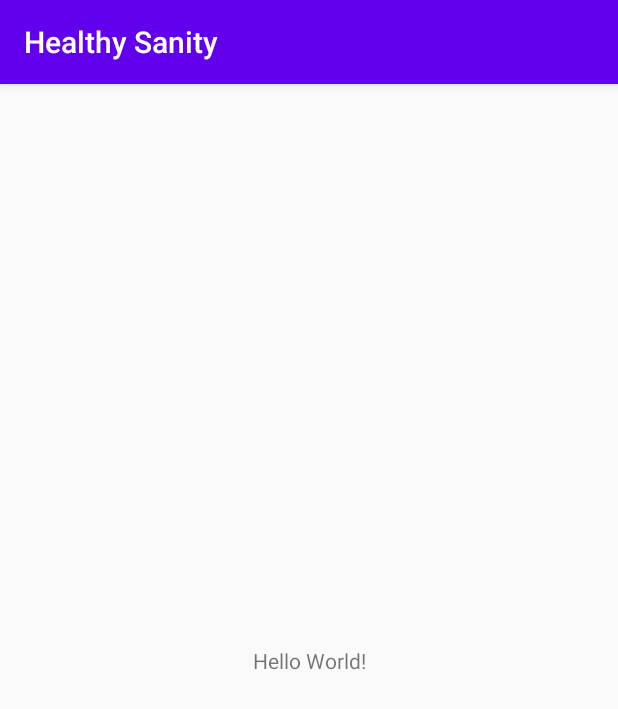
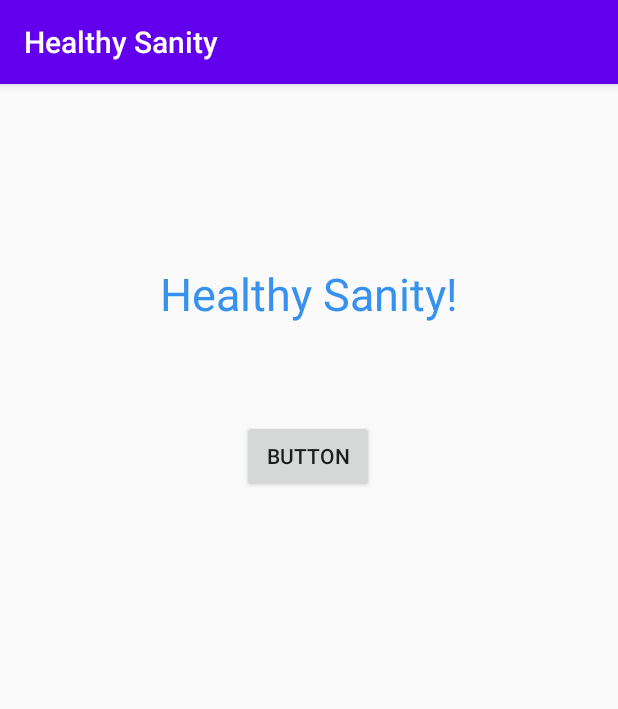
Before and after one commit to Symii/HealthySanity, an Android app: the screen it shows after launch (MainActivity), on a phone screen of 412 x 824 dp. Shown: the top 709 px of the screen. Run offline under Robolectric (Android 15) with nearby library versions, the phone set to English and light mode, and no system bars.

Commit message:
Test commit

```diff
--- a/app/src/main/res/layout/activity_main.xml
+++ b/app/src/main/res/layout/activity_main.xml
@@ -7,12 +7,27 @@
     tools:context=".MainActivity">
 
     <TextView
+        android:id="@+id/textView"
         android:layout_width="wrap_content"
         android:layout_height="wrap_content"
-        android:text="Hello World!"
+        android:text="Healthy Sanity!"
+        android:textColor="#3791EF"
+        android:textSize="30sp"
         app:layout_constraintBottom_toBottomOf="parent"
         app:layout_constraintLeft_toLeftOf="parent"
         app:layout_constraintRight_toRightOf="parent"
-        app:layout_constraintTop_toTopOf="parent" />
+        app:layout_constraintTop_toTopOf="parent"
+        app:layout_constraintVertical_bias="0.164" />
+
+    <Button
+        android:id="@+id/button"
+        android:layout_width="wrap_content"
+        android:layout_height="wrap_content"
+        android:layout_marginTop="64dp"
+        android:text="Button"
+        app:layout_constraintEnd_toEndOf="parent"
+        app:layout_constraintHorizontal_bias="0.498"
+        app:layout_constraintStart_toStartOf="parent"
+        app:layout_constraintTop_toBottomOf="@+id/textView" />
 
 </androidx.constraintlayout.widget.ConstraintLayout>
```
